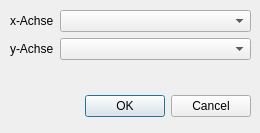
Qt form ui/file_open_dialog.ui (playduck/CSViewer) before a commit.
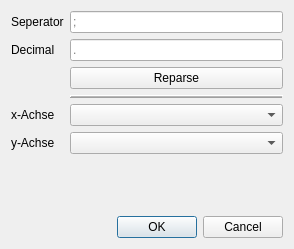
The same form after that commit.

Commit message: added ability to set delimiter and decimal for parsing

```diff
--- a/ui/file_open_dialog.ui
+++ b/ui/file_open_dialog.ui
@@ -9,8 +9,8 @@
    <rect>
     <x>0</x>
     <y>0</y>
-    <width>260</width>
-    <height>133</height>
+    <width>294</width>
+    <height>249</height>
    </rect>
   </property>
   <property name="windowTitle">
@@ -19,53 +19,111 @@
   <property name="modal">
    <bool>true</bool>
   </property>
-  <widget class="QDialogButtonBox" name="buttonBox">
-   <property name="geometry">
-    <rect>
-     <x>10</x>
-     <y>90</y>
-     <width>241</width>
-     <height>32</height>
-    </rect>
-   </property>
-   <property name="cursor">
-    <cursorShape>PointingHandCursor</cursorShape>
-   </property>
-   <property name="orientation">
-    <enum>Qt::Horizontal</enum>
-   </property>
-   <property name="standardButtons">
-    <set>QDialogButtonBox::Cancel|QDialogButtonBox::Ok</set>
-   </property>
-  </widget>
-  <widget class="QWidget" name="formLayoutWidget">
-   <property name="geometry">
-    <rect>
-     <x>10</x>
-     <y>10</y>
-     <width>241</width>
-     <height>81</height>
-    </rect>
-   </property>
+  <layout class="QVBoxLayout" name="verticalLayout">
+   <item>
    <layout class="QFormLayout" name="formLayout">
     <item row="0" column="0">
+      <widget class="QLabel" name="sepLabel">
+       <property name="text">
+        <string>Seperator</string>
+       </property>
+      </widget>
+     </item>
+     <item row="0" column="1">
+      <widget class="QLineEdit" name="sepLineEdit">
+       <property name="maxLength">
+        <number>1</number>
+       </property>
+       <property name="placeholderText">
+        <string>;</string>
+       </property>
+       <property name="clearButtonEnabled">
+        <bool>false</bool>
+       </property>
+      </widget>
+     </item>
+     <item row="1" column="0">
+      <widget class="QLabel" name="decimalLabel">
+       <property name="text">
+        <string>Decimal</string>
+       </property>
+      </widget>
+     </item>
+     <item row="1" column="1">
+      <widget class="QLineEdit" name="decimalLineEdit">
+       <property name="maxLength">
+        <number>1</number>
+       </property>
+       <property name="placeholderText">
+        <string>.</string>
+       </property>
+       <property name="clearButtonEnabled">
+        <bool>false</bool>
+       </property>
+      </widget>
+     </item>
+     <item row="2" column="1">
+      <widget class="QPushButton" name="reparseBtn">
+       <property name="sizePolicy">
+        <sizepolicy hsizetype="MinimumExpanding" vsizetype="Fixed">
+         <horstretch>0</horstretch>
+         <verstretch>0</verstretch>
+        </sizepolicy>
+       </property>
+       <property name="cursor">
+        <cursorShape>PointingHandCursor</cursorShape>
+       </property>
+       <property name="text">
+        <string>Reparse</string>
+       </property>
+      </widget>
+     </item>
+     <item row="3" column="1">
+      <widget class="Line" name="line">
+       <property name="sizePolicy">
+        <sizepolicy hsizetype="Minimum" vsizetype="Fixed">
+         <horstretch>1</horstretch>
+         <verstretch>0</verstretch>
+        </sizepolicy>
+       </property>
+       <property name="minimumSize">
+        <size>
+         <width>100</width>
+         <height>0</height>
+        </size>
+       </property>
+       <property name="autoFillBackground">
+        <bool>false</bool>
+       </property>
+       <property name="frameShadow">
+        <enum>QFrame::Raised</enum>
+       </property>
+       <property name="midLineWidth">
+        <number>1</number>
+       </property>
+       <property name="orientation">
+        <enum>Qt::Horizontal</enum>
+       </property>
+      </widget>
+     </item>
+     <item row="5" column="0">
      <widget class="QLabel" name="xAchseLabel">
       <property name="text">
        <string>x-Achse</string>
       </property>
      </widget>
     </item>
-    <item row="0" column="1">
+     <item row="5" column="1">
      <widget class="QComboBox" name="xComboBox"/>
     </item>
-    <item row="1" column="0">
+     <item row="6" column="0">
      <widget class="QLabel" name="yAchseLabel">
       <property name="text">
        <string>y-Achse</string>
       </property>
      </widget>
     </item>
-    <item row="1" column="1">
+     <item row="6" column="1">
      <widget class="QComboBox" name="yComboBox">
       <property name="sizePolicy">
        <sizepolicy hsizetype="Preferred" vsizetype="Fixed">
@@ -79,7 +137,21 @@
      </widget>
     </item>
    </layout>
-  </widget>
+   </item>
+   <item>
+    <widget class="QDialogButtonBox" name="buttonBox">
+     <property name="cursor">
+      <cursorShape>PointingHandCursor</cursorShape>
+     </property>
+     <property name="orientation">
+      <enum>Qt::Horizontal</enum>
+     </property>
+     <property name="standardButtons">
+      <set>QDialogButtonBox::Cancel|QDialogButtonBox::Ok</set>
+     </property>
+    </widget>
+   </item>
+  </layout>
  </widget>
  <resources/>
  <connections>
```
Lines whose indentation alone changed are shown as unchanged. The commit also changes 2 other files.
